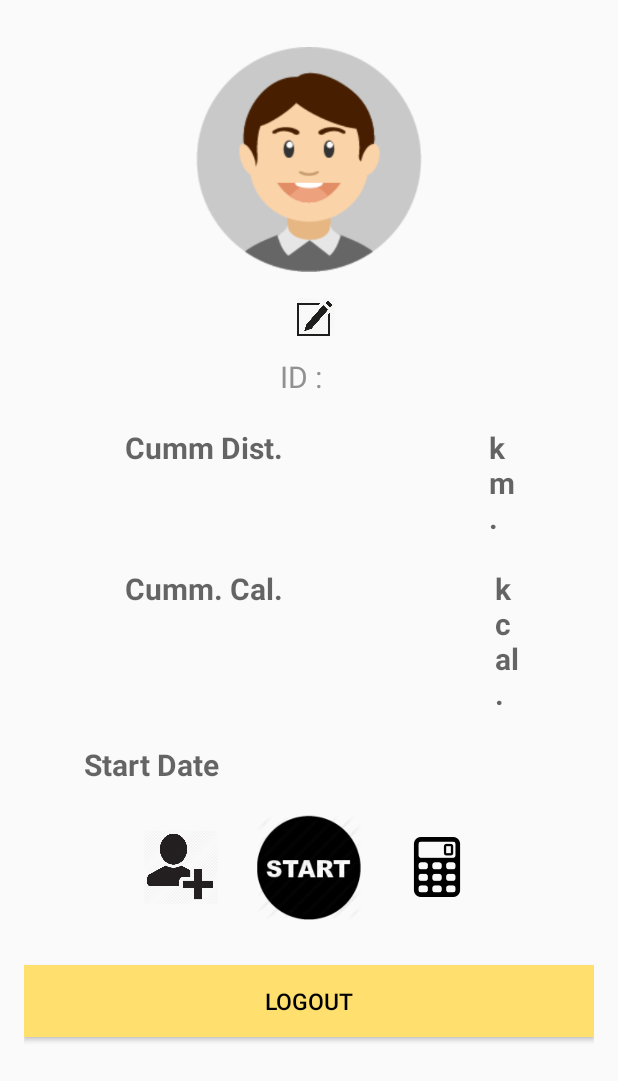
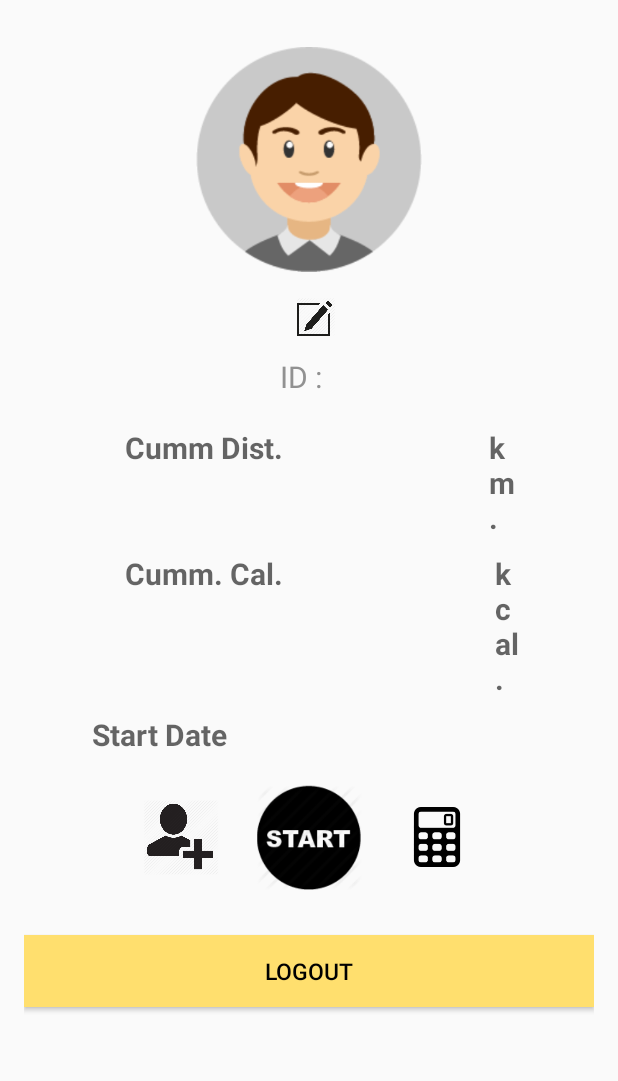
Before and after one commit to SorSafe/RealRunner, an Android app: the layout layout_profile.xml on its own in the app's theme, with its tools: preview values and no code run, on a phone screen of 412 x 824 dp. Shown: the top 1081 px of the screen. Run offline under Robolectric (Android 15) with nearby library versions, the light colour scheme and no system bars.

Commit message:
edit layout_proflie (d-day)

```diff
--- a/app/src/main/res/layout/layout_profile.xml
+++ b/app/src/main/res/layout/layout_profile.xml
@@ -135,7 +135,7 @@
         android:layout_height="wrap_content"
         android:layout_below="@+id/description"
         android:layout_centerHorizontal="true"
-        android:layout_marginTop="20dp"
+        android:layout_marginTop="10dp"
         android:layout_marginLeft="10dp">
 
         <TextView
@@ -175,13 +175,14 @@
         android:layout_height="wrap_content"
         android:layout_below="@+id/description"
         android:layout_centerHorizontal="true"
-        android:layout_marginTop="20dp">
+        android:layout_marginLeft="5dp"
+        android:layout_marginTop="10dp">
 
         <TextView
             android:id="@+id/tDate"
             android:layout_width="wrap_content"
             android:layout_height="wrap_content"
-            android:layout_marginRight="25dp"
+            android:layout_marginRight="5dp"
             android:textSize="20sp"
             android:text="Start Date"
             android:textStyle="bold"
@@ -190,7 +191,7 @@
         <TextView
             android:id="@+id/date"
             android:textSize="20sp"
-            android:layout_width="160px"
+            android:layout_width="wrap_content"
             android:layout_height="wrap_content"
             android:text=""
             android:gravity="center"
```
